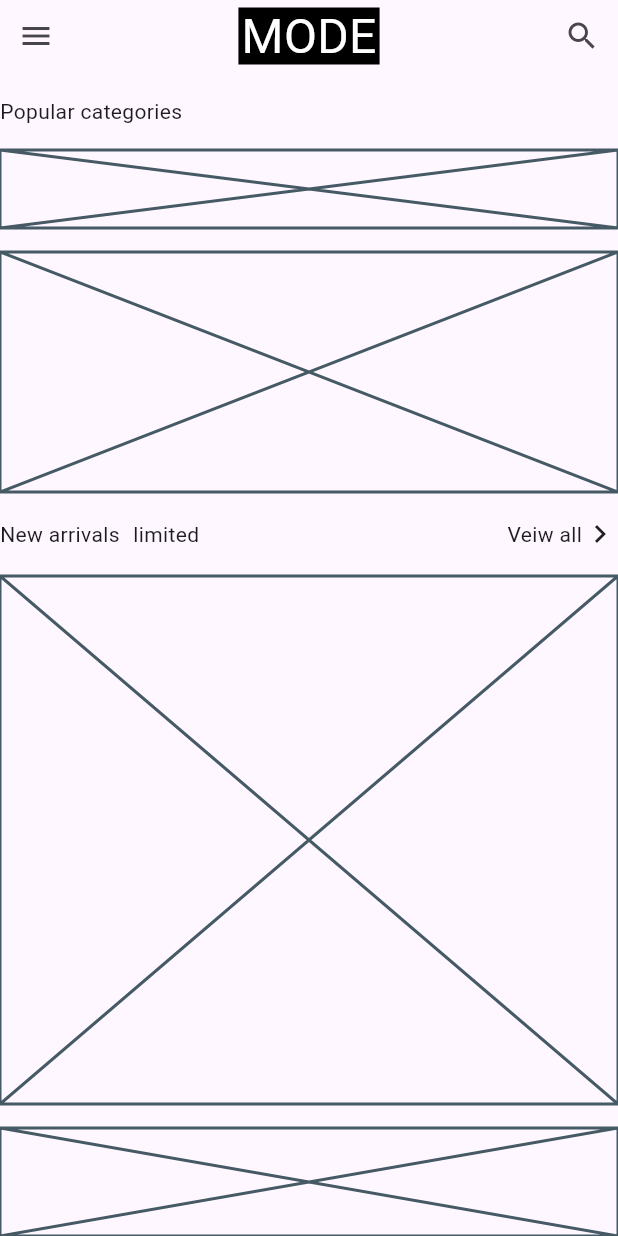
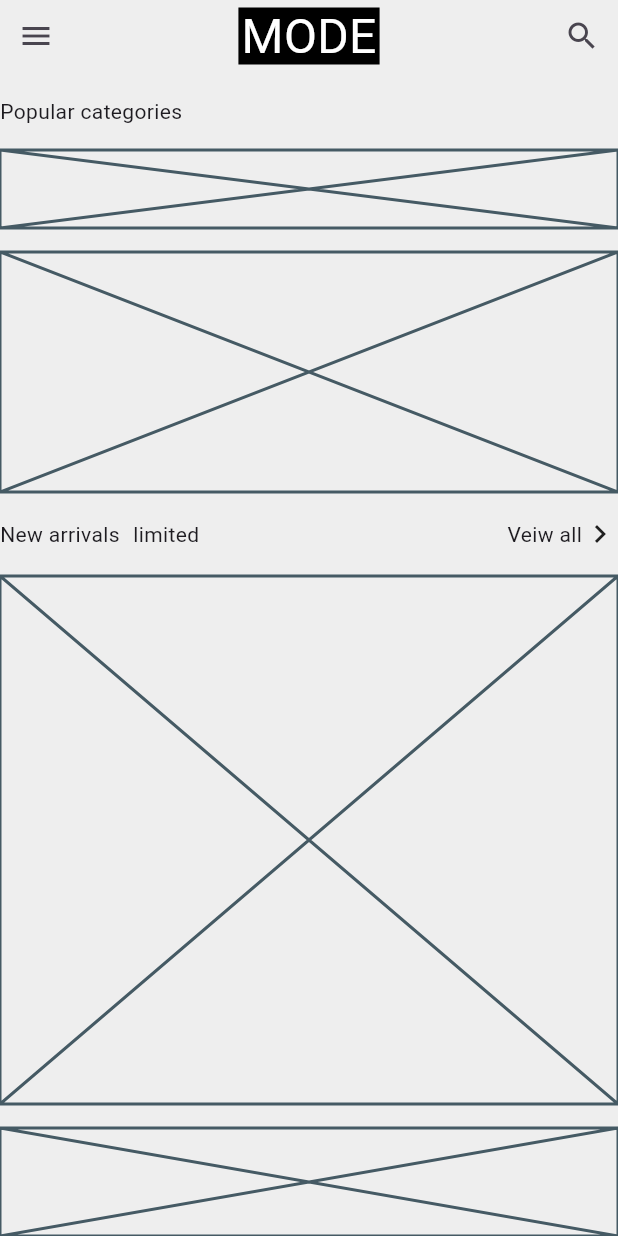
Before and after one commit to JAICHANGPARK/flutter_notebook_chapter_49, a Flutter app: the ECommerceHomePage screen opened directly, on a phone screen of 412 x 824 dp. Run offline on Flutter 3.47's test engine with Material 3 defaults, Android fonts, the phone set to English and light mode, and no system bars; our stand-ins replace google_fonts; Roboto replaces fonts that are missing (Akshar).

Commit message:
Update e_commerce_home_page.dart

```diff
--- a/lib/ep2451_e_commerce_app/ui/e_commerce_home_page.dart
+++ b/lib/ep2451_e_commerce_app/ui/e_commerce_home_page.dart
@@ -12,13 +12,13 @@ class _ECommerceHomePageState extends State<ECommerceHomePage> {
   @override
   Widget build(BuildContext context) {
     return Scaffold(
+      backgroundColor: .fromRGBO(238, 238, 238, 1),
       body: SafeArea(
         child: Column(
           crossAxisAlignment: .start,
           spacing: 16,
           children: [
             Row(
-
               children: [
                 IconButton(onPressed: () {}, icon: Icon(Icons.menu)),
                 Expanded(
@@ -26,11 +26,14 @@ class _ECommerceHomePageState extends State<ECommerceHomePage> {
                     child: Container(
                       padding: EdgeInsets.symmetric(horizontal: 2),
                       decoration: BoxDecoration(color: Colors.black),
-                      child: Text("MODE", style: GoogleFonts.akshar(
-                        color: Colors.white,
-                        fontSize: 32,
-                        height: 0,
-                      )),
+                      child: Text(
+                        "MODE",
+                        style: GoogleFonts.akshar(
+                          color: Colors.white,
+                          fontSize: 32,
+                          height: 0,
+                        ),
+                      ),
                     ),
                   ),
                 ),
@@ -61,10 +64,7 @@ class _ECommerceHomePageState extends State<ECommerceHomePage> {
               ],
             ),
             Expanded(child: Placeholder()),
-            Container(
-              height: 72,
-              child: Placeholder(),
-            )
+            Container(height: 72, child: Placeholder()),
           ],
         ),
       ),
```
